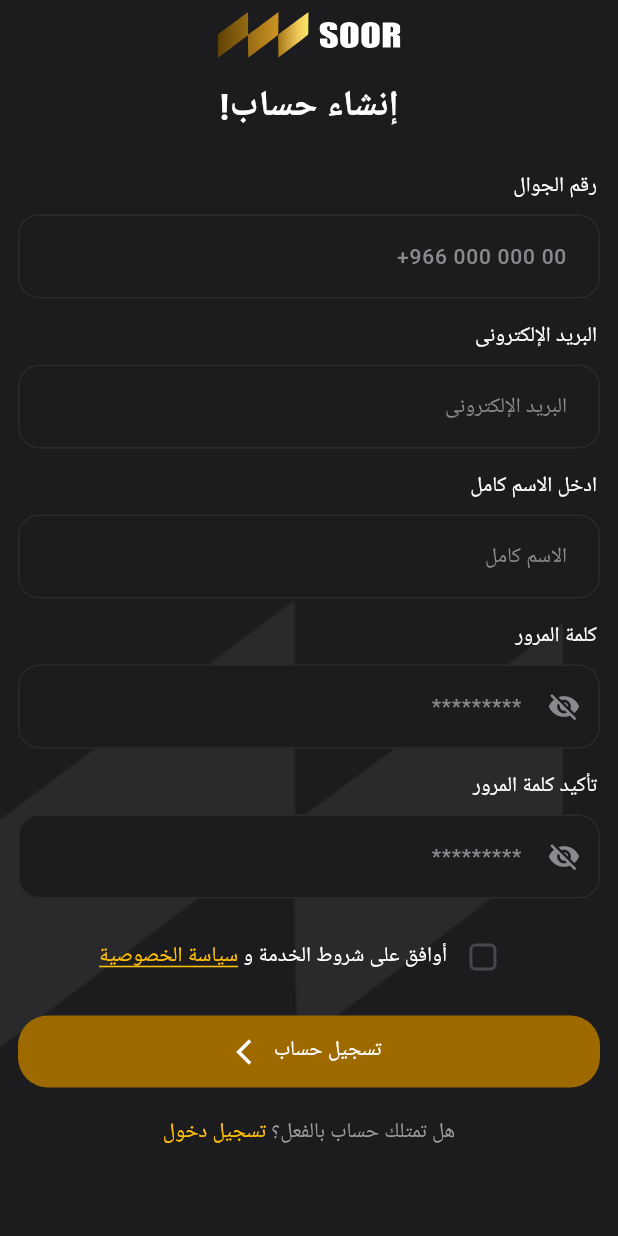
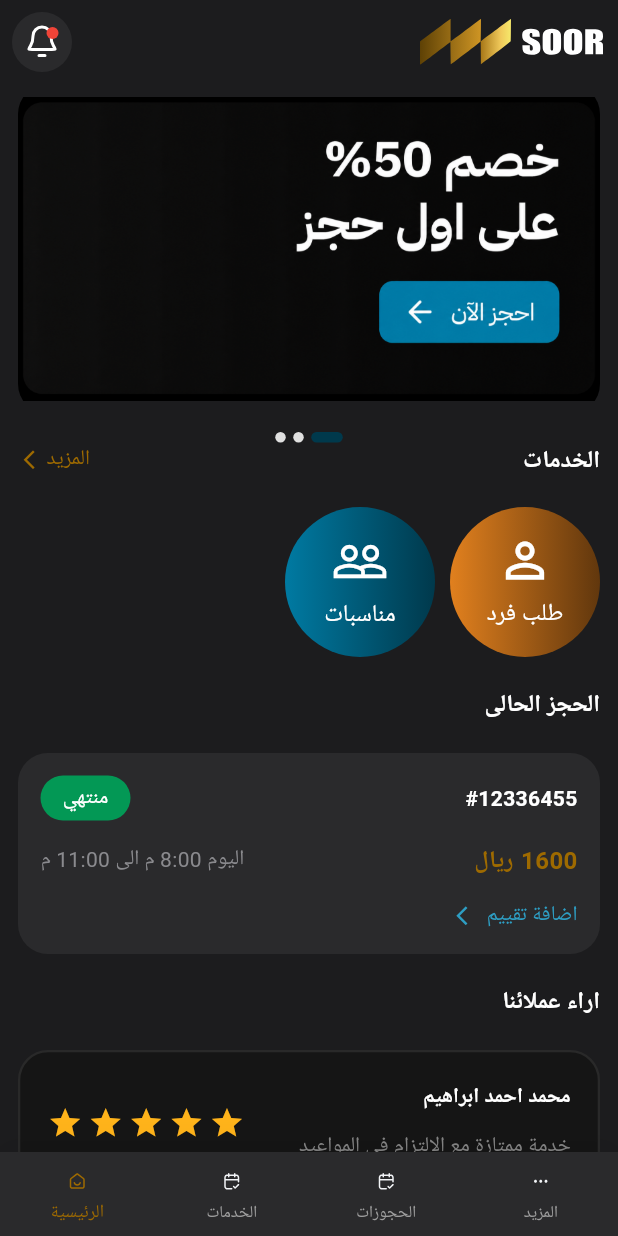
Before and after one commit to mohamedwael397/soor_app, a Flutter app: the screen it shows after launch, on a phone screen of 412 x 824 dp. Run offline on Flutter 3.47's test engine with Material 3 defaults, Android fonts, the phone set to English and light mode, and no system bars; drawn by our look-alikes of smooth_page_indicator; our stand-ins replace flutter_svg, pin_code_fields.

Commit message:
Update project

```diff
--- a/lib/Forget password/reset_password.dart
+++ b/lib/Forget password/reset_password.dart
@@ -1,8 +1,6 @@
-import 'package:flutter/gestures.dart';
 import 'package:flutter/material.dart';
 import 'package:flutter_svg/flutter_svg.dart';
 import 'package:soor_app/Forget%20password/password_changed.dart';
-import 'package:soor_app/Login%20screen/login_screen.dart';
 import 'package:soor_app/conistans/constans.dart';
 
 class ResetPassword extends StatefulWidget {
--- a/lib/Forget password/verification.dart
+++ b/lib/Forget password/verification.dart
@@ -1,4 +1,3 @@
-import 'package:flutter/gestures.dart';
 import 'package:flutter/material.dart';
 import 'package:pin_code_fields/pin_code_fields.dart';
 import 'package:soor_app/Forget%20password/reset_password.dart';
--- /dev/null
+++ b/lib/Home/appointment_screens.dart
@@ -0,0 +1,10 @@
+import 'package:flutter/material.dart';
+
+class AppointmentScreens extends StatelessWidget {
+  const AppointmentScreens({super.key});
+
+  @override
+  Widget build(BuildContext context) {
+    return Scaffold(body: Center(child: Text("AppointmentScreens")));
+  }
+}
--- /dev/null
+++ b/lib/Home/home.dart
@@ -0,0 +1,175 @@
+import 'package:flutter/material.dart';
+import 'package:flutter_svg/flutter_svg.dart';
+import 'package:soor_app/Home/appointment_screens.dart';
+import 'package:soor_app/Home/home_screen.dart';
+import 'package:soor_app/Home/more_screen.dart';
+import 'package:soor_app/Home/services_screen.dart';
+import 'package:soor_app/conistans/constans.dart';
+
+class Home extends StatefulWidget {
+  const Home({super.key});
+
+  @override
+  State<Home> createState() => _HomeState();
+}
+
+class _HomeState extends State<Home> {
+  int current_index = 0;
+
+  final List<Widget> Screens = [
+    HomeScreen(),
+    ServicesScreen(),
+    AppointmentScreens(),
+    MoreScreen(),
+  ];
+
+  @override
+  Widget build(BuildContext context) {
+    return Scaffold(
+      backgroundColor: AppTheme.fieldBackground,
+      appBar: AppBar(
+        backgroundColor: AppTheme.fieldBackground,
+        leading: IconButton(
+          onPressed: () {},
+          icon: Container(
+            decoration: BoxDecoration(
+              shape: BoxShape.circle,
+              color: AppTheme.fieldBorder,
+            ),
+            child: Padding(
+              padding: const EdgeInsets.all(8.0),
+              child: SvgPicture.asset(
+                "assets/images/icon.svg",
+                width: 25,
+                height: 25,
+              ),
+            ),
+          ),
+        ),
+        actions: [
+          Padding(
+            padding: const EdgeInsets.all(10),
+            child: SvgPicture.asset("assets/images/Asset 2 1.svg"),
+          ),
+        ],
+      ),
+
+      body: Screens[current_index],
+
+      bottomNavigationBar: Container(
+        decoration: BoxDecoration(
+          color: AppTheme.fieldBorder,
+          boxShadow: [
+            BoxShadow(
+              color: Colors.black.withOpacity(0.08),
+              blurRadius: 15,
+              offset: const Offset(0, -3),
+            ),
+          ],
+        ),
+        child: BottomNavigationBar(
+          backgroundColor: AppTheme.fieldBorder,
+
+          elevation: 0,
+
+          type: BottomNavigationBarType.fixed,
+
+          currentIndex: current_index,
+
+          selectedItemColor: AppTheme.primaryColor,
+          unselectedItemColor: Colors.grey,
+
+          selectedFontSize: 12,
+          unselectedFontSize: 11,
+
+          showSelectedLabels: true,
+          showUnselectedLabels: true,
+
+          onTap: (index) {
+            setState(() {
+              current_index = index;
+            });
+          },
+
+          items: [
+            // الرئيسية
+            BottomNavigationBarItem(
+              icon: SvgPicture.asset(
+                "assets/images/Frame64.svg",
+                width: 24,
+                height: 24,
+              ),
+              activeIcon: SvgPicture.asset(
+                "assets/images/Frame64.svg",
+                width: 24,
+                height: 24,
+                colorFilter: ColorFilter.mode(
+                  AppTheme.primaryColor,
+                  BlendMode.srcIn,
+                ),
+              ),
+              label: "الرئيسية",
+            ),
+
+            // الخدمات
+            BottomNavigationBarItem(
+              icon: SvgPicture.asset(
+                "assets/images/Frame63.svg",
+                width: 24,
+                height: 24,
+              ),
+              activeIcon: SvgPicture.asset(
+                "assets/images/Frame63.svg",
+                width: 24,
+                height: 24,
+                colorFilter: ColorFilter.mode(
+                  AppTheme.primaryColor,
+                  BlendMode.srcIn,
+                ),
+              ),
+              label: "الخدمات",
+            ),
+
+            // الحجوزات
+            BottomNavigationBarItem(
+              icon: SvgPicture.asset(
+                "assets/images/Frame63.svg",
+                width: 24,
+                height: 24,
+              ),
+              activeIcon: SvgPicture.asset(
+                "assets/images/Frame63.svg",
+                width: 24,
+                height: 24,
+                colorFilter: ColorFilter.mode(
+                  AppTheme.primaryColor,
+                  BlendMode.srcIn,
+                ),
+              ),
+              label: "الحجوزات",
+            ),
+
+            // المزيد
+            BottomNavigationBarItem(
+              icon: SvgPicture.asset(
+                "assets/images/Frame61.svg",
+                width: 24,
+                height: 24,
+              ),
+              activeIcon: SvgPicture.asset(
+                "assets/images/Frame61.svg",
+                width: 24,
+                height: 24,
+                colorFilter: ColorFilter.mode(
+                  AppTheme.primaryColor,
+                  BlendMode.srcIn,
+                ),
+              ),
+              label: "المزيد",
+            ),
+          ],
+        ),
+      ),
+    );
+  }
+}
--- /dev/null
+++ b/lib/Home/home_screen.dart
@@ -0,0 +1,470 @@
+import 'dart:async';
+
+import 'package:flutter/material.dart';
+import 'package:smooth_page_indicator/smooth_page_indicator.dart';
+import 'package:soor_app/conistans/constans.dart';
+
+class HomeScreen extends StatefulWidget {
+  const HomeScreen({super.key});
+
+  @override
+  State<HomeScreen> createState() => _HomeScreenState();
+}
+
+class _HomeScreenState extends State<HomeScreen> {
+  final PageController _pageController = PageController();
+  Timer? _timer;
+
+  final List<String> images = [
+    "assets/images/0befc0b0-d2fe-406d-ba81-3d6632b211fa.png",
+    "assets/images/0befc0b0-d2fe-406d-ba81-3d6632b211fa.png",
+    "assets/images/0befc0b0-d2fe-406d-ba81-3d6632b211fa.png",
+  ];
+
+  int currentPage = 0;
+
+  @override
+  void initState() {
+    super.initState();
+
+    _timer = Timer.periodic(const Duration(seconds: 3), (timer) {
+      if (_pageController.hasClients) {
+        currentPage++;
+
+        if (currentPage >= images.length) {
+          currentPage = 0;
+        }
+
+        _pageController.animateToPage(
+          currentPage,
+          duration: const Duration(milliseconds: 700),
+          curve: Curves.easeInOut,
+        );
+      }
+    });
+  }
+
+  @override
+  void dispose() {
+    _timer?.cancel();
+    _pageController.dispose();
+    super.dispose();
+  }
+
+  @override
+  Widget build(BuildContext context) {
+    return Scaffold(
+      backgroundColor: AppTheme.fieldBackground,
+      body: SingleChildScrollView(
+        scrollDirection: Axis.vertical,
+        child: Padding(
+          padding: const EdgeInsets.symmetric(horizontal: 12.0),
+          child: Column(
+            crossAxisAlignment: CrossAxisAlignment.end,
+            children: [
+              Column(
+                children: [
+                  Container(
+                    width: double.infinity,
+                    height: 220,
+                    decoration: BoxDecoration(
+                      color: AppTheme.fieldBackground,
+                      borderRadius: BorderRadius.circular(20),
+                    ),
+                    clipBehavior: Clip.antiAlias,
+                    child: PageView.builder(
+                      controller: _pageController,
+                      itemCount: images.length,
+                      onPageChanged: (index) {
+                        setState(() {
+                          currentPage = index;
+                        });
+                      },
+                      itemBuilder: (context, index) {
+                        return Image.asset(images[index], fit: BoxFit.fitWidth);
+                      },
+                    ),
+                  ),
+
+                  const SizedBox(height: 12),
+
+                  SmoothPageIndicator(
+                    controller: _pageController,
+                    count: images.length,
+                    effect: ExpandingDotsEffect(
+                      activeDotColor: Color(0xff00394C),
+                      dotColor: Colors.grey.shade300,
+                      dotHeight: 7,
+                      dotWidth: 7,
+                      expansionFactor: 3,
+                      spacing: 5,
+                    ),
+                  ),
+                ],
+              ),
+
+              Row(
+                mainAxisAlignment: MainAxisAlignment.spaceBetween,
+                children: [
+                  Row(
+                    children: [
+                      Icon(
+                        Icons.arrow_back_ios_new,
+                        size: 15,
+                        color: AppTheme.primaryColor,
+                      ),
+                      SizedBox(width: 4),
+                      Text(
+                        "المزيد",
+                        style: TextStyle(
+                          fontWeight: FontWeight.w500,
+                          fontSize: 14,
+                          color: AppTheme.primaryColor,
+                        ),
+                      ),
+                    ],
+                  ),
+                  Text(
+                    "الخدمات",
+                    style: TextStyle(
+                      fontWeight: FontWeight.bold,
+                      fontSize: 16,
+                      color: AppTheme.labelColor,
+                    ),
+                  ),
+                ],
+              ),
+              SizedBox(height: 20),
+              Row(
+                mainAxisAlignment: MainAxisAlignment.end,
+                children: [
+                  CustomCircleButton(
+                    icon: Icons.people_outline,
+                    backgroundColor: LinearGradient(
+                      colors: [Color(0xff007AA2), Color(0xff00394C)],
+                    ),
+                    text: 'مناسبات',
+                  ),
+                  SizedBox(width: 10),
+                  CustomCircleButton(
+                    icon: Icons.person_outline,
+                    backgroundColor: LinearGradient(
+                      colors: [Color(0xffE1801E), Color(0xff61370D)],
+                    ),
+                    text: 'طلب فرد',
+                  ),
+                ],
+              ),
+              SizedBox(height: 20),
+              Text(
+                "الحجز الحالى",
+                style: TextStyle(
+                  fontWeight: FontWeight.bold,
+                  fontSize: 16,
+                  color: AppTheme.labelColor,
+                ),
+              ),
+              SizedBox(height: 20),
+
+              Container(
+                width: double.infinity,
+                decoration: BoxDecoration(
+                  color: AppTheme.fieldBorder,
+                  borderRadius: BorderRadius.circular(20),
+                ),
+                child: Padding(
+                  padding: const EdgeInsets.symmetric(
+                    horizontal: 15.0,
+                    vertical: 15,
+                  ),
+                  child: Column(
+                    crossAxisAlignment: CrossAxisAlignment.end,
+                    children: [
+                      Row(
+                        mainAxisAlignment: MainAxisAlignment.spaceBetween,
+                        children: [
+                          Container(
+                            width: 60,
+                            height: 30,
+                            decoration: BoxDecoration(
+                              borderRadius: BorderRadius.circular(50),
+                              color: Color(0xff039855),
+                            ),
+                            child: Center(
+                              child: Text(
+                                "منتهي",
+                                style: TextStyle(
+                                  fontWeight: FontWeight.w500,
+                                  fontSize: 14,
+                                  color: AppTheme.labelColor,
+                                ),
+                              ),
+                            ),
+                          ),
+                          Text(
+                            "#12336455",
+                            style: TextStyle(
+                              fontWeight: FontWeight.bold,
+                              fontSize: 14,
+                              color: AppTheme.labelColor,
+                            ),
+                          ),
+                        ],
+                      ),
+                      SizedBox(height: 15),
+                      Row(
+                        mainAxisAlignment: MainAxisAlignment.spaceBetween,
+                        children: [
+                          Text(
+                            "اليوم 8:00 م الى 11:00 م",
+                            style: TextStyle(
+                              fontWeight: FontWeight.w400,
+                              fontSize: 14,
+                              color: AppTheme.hintColor,
+                            ),
+                          ),
+                          Row(
+                            children: [
+                              Text(
+                                "ريال",
+                                style: TextStyle(
+                                  fontWeight: FontWeight.bold,
+                                  fontSize: 16,
+                                  color: AppTheme.primaryColor,
+                                ),
+                              ),
+                              SizedBox(width: 5),
+                              Text(
+                                "1600",
+                                style: TextStyle(
+                                  fontWeight: FontWeight.bold,
+                                  fontSize: 16,
+                                  color: AppTheme.primaryColor,
+                                ),
+                              ),
+                            ],
+                          ),
+                        ],
+                      ),
+                      SizedBox(height: 15),
+
+                      Row(
+                        mainAxisAlignment: MainAxisAlignment.end,
+                        children: [
+                          Icon(
+                            Icons.arrow_back_ios_new,
+                            size: 15,
+                            color: Color(0xff2D9EC4),
+                          ),
+                          SizedBox(width: 9),
+                          Text(
+                            "اضافة تقييم",
+                            style: TextStyle(
+                              fontWeight: FontWeight.w500,
+                              fontSize: 14,
+                              color: Color(0xff2D9EC4),
+                            ),
+                          ),
+                        ],
+                      ),
+                    ],
+                  ),
+                ),
+              ),
+
+              SizedBox(height: 20),
+              Text(
+                "اراء عملائنا",
+                style: TextStyle(
+                  fontWeight: FontWeight.bold,
+                  fontSize: 16,
+                  color: AppTheme.labelColor,
+                ),
+              ),
+              SizedBox(height: 20),
+              Column(
+                children: [
+                  CustomReviewCard(
+                    name: 'محمد احمد ابراهيم',
+                    comment: 'خدمة ممتازة مع الالتزام في المواعيد',
+                    rating: 5,
+                  ),
+
+                  CustomReviewCard(
+                    name: 'محمد احمد ابراهيم',
+                    comment: 'خدمة ممتازة مع الالتزام في المواعيد',
+                    rating: 4.5,
+                  ),
+
+                  CustomReviewCard(
+                    name: 'محمد احمد ابراهيم',
+                    comment: 'خدمة ممتازة مع الالتزام في المواعيد',
+                    rating: 3,
+                  ),
+                ],
+              ),
+            ],
+          ),
+        ),
+      ),
+    );
+  }
+}
+
+class CustomCircleButton extends StatelessWidget {
+  final IconData icon;
+  final Gradient backgroundColor;
+  final String text;
+  final VoidCallback? onTap;
+
+  const CustomCircleButton({
+    super.key,
+    required this.icon,
+    required this.backgroundColor,
+    required this.text,
+    this.onTap,
+  });
+
+  @override
+  Widget build(BuildContext context) {
+    return GestureDetector(
+      onTap: onTap,
+      child: Container(
+        width: 100,
+        height: 100,
+        decoration: BoxDecoration(
+          shape: BoxShape.circle,
+          gradient: backgroundColor,
+        ),
+        child: Padding(
+          padding: const EdgeInsets.all(10),
+          child: Column(
+            mainAxisAlignment: MainAxisAlignment.center,
+            children: [
+              Icon(icon, color: Colors.white, size: 38),
+
+              const SizedBox(height: 5),
+
+              Text(
+                text,
+                textAlign: TextAlign.center,
+                style: const TextStyle(
+                  color: Colors.white,
+                  fontSize: 16,
+                  fontWeight: FontWeight.w500,
+                ),
+              ),
+            ],
+          ),
+        ),
+      ),
+    );
+  }
+}
+
+class CustomReviewCard extends StatelessWidget {
+  final String name;
+  final String comment;
+  final double rating;
+
+  const CustomReviewCard({
+    super.key,
+    required this.name,
+    required this.comment,
+    required this.rating,
+  });
+
+  @override
+  Widget build(BuildContext context) {
+    return Container(
+      width: double.infinity,
+      margin: const EdgeInsets.only(bottom: 16),
+      padding: const EdgeInsets.symmetric(horizontal: 18, vertical: 20),
+      decoration: BoxDecoration(
+        color: const Color(0xff151515),
+        borderRadius: BorderRadius.circular(20),
+        border: Border.all(color: const Color(0xff292929), width: 1.5),
+      ),
+      child: Row(
+        crossAxisAlignment: CrossAxisAlignment.center,
+        children: [
+          // ⭐ Stars
+          Expanded(
+            flex: 4,
+            child: FittedBox(
+              alignment: Alignment.centerLeft,
+              fit: BoxFit.scaleDown,
+              child: _buildStars(),
+            ),
+          ),
+
+          const SizedBox(width: 12),
+
+          // 👤 Name + Comment
+          Expanded(
+            flex: 6,
+            child: Directionality(
+              textDirection: TextDirection.rtl,
+              child: Column(
+                crossAxisAlignment: CrossAxisAlignment.start,
+                children: [
+                  Text(
+                    name,
+                    maxLines: 1,
+                    overflow: TextOverflow.ellipsis,
+                    style: const TextStyle(
+                      color: Colors.white,
+                      fontSize: 14,
+                      fontWeight: FontWeight.bold,
+                    ),
+                  ),
+
+                  const SizedBox(height: 12),
+
+                  Text(
+                    comment,
+                    maxLines: 2,
+                    overflow: TextOverflow.ellipsis,
+                    style: const TextStyle(
+                      color: Color(0xff858585),
+                      fontSize: 14,
+                      fontWeight: FontWeight.w400,
+                    ),
+                  ),
+                ],
+              ),
+            ),
+          ),
+        ],
+      ),
+    );
+  }
+
+  Widget _buildStars() {
+    return Row(
+      mainAxisSize: MainAxisSize.min,
+      children: List.generate(5, (index) {
+        final starNumber = index + 1;
+
+        IconData icon;
+        Color color;
+
+        if (rating >= starNumber) {
+          icon = Icons.star;
+          color = const Color(0xffffb31a);
+        } else if (rating >= starNumber - 0.5) {
+          icon = Icons.star_half;
+          color = const Color(0xffffb31a);
+        } else {
+          icon = Icons.star;
+          color = const Color(0xffeeeeee);
+        }
+
+        return Padding(
+          padding: const EdgeInsets.only(right: 4),
+          child: Icon(icon, size: 32, color: color),
+        );
+      }),
+    );
+  }
+}
--- /dev/null
+++ b/lib/Home/more_screen.dart
@@ -0,0 +1,10 @@
+import 'package:flutter/material.dart';
+
+class MoreScreen extends StatelessWidget {
+  const MoreScreen({super.key});
+
+  @override
+  Widget build(BuildContext context) {
+    return Scaffold(body: Center(child: Text("MoreScreen")));
+  }
+}
--- /dev/null
+++ b/lib/Home/services_screen.dart
@@ -0,0 +1,10 @@
+import 'package:flutter/material.dart';
+
+class ServicesScreen extends StatelessWidget {
+  const ServicesScreen({super.key});
+
+  @override
+  Widget build(BuildContext context) {
+    return Scaffold(body: Center(child: Text("ServicesScreen")));
+  }
+}
--- a/lib/main.dart
+++ b/lib/main.dart
@@ -1,5 +1,6 @@
 import 'package:flutter/material.dart';
 import 'package:flutter/services.dart';
+import 'package:soor_app/Home/home.dart';
 import 'package:soor_app/Register%20screen/register_screen.dart';
 import 'package:soor_app/conistans/constans.dart';
 
@@ -22,6 +23,6 @@ class MyApp extends StatelessWidget {
 
   @override
   Widget build(BuildContext context) {
-    return const MaterialApp(home: RegisterScreen());
+    return const MaterialApp(home: Home(), debugShowCheckedModeBanner: false);
   }
 }
--- a/pubspec.yaml
+++ b/pubspec.yaml
@@ -37,6 +37,7 @@ dependencies:
   flutter_svg: ^2.3.0
   gap: ^3.0.1
   pin_code_fields: ^8.0.1
+  smooth_page_indicator: ^2.0.1
 
 dev_dependencies:
   flutter_test:
```
Also changed, not shown: assets/images/0befc0b0-d2fe-406d-ba81-3d6632b211fa.png (added), assets/images/Frame61.svg (added), assets/images/Frame62.svg (added), assets/images/Frame63.svg (added), assets/images/Frame64.svg (added), assets/images/icon.svg (added), pubspec.lock.
